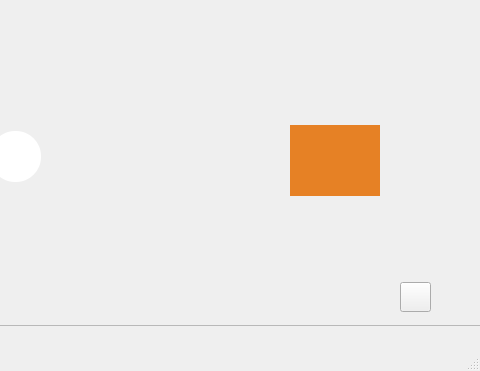
Old version of the form mainwindow.ui in the repository robertmorelli/color_alchemy; both pictures show x 470 to 950 and y 215 to 586 of the 950 by 586 pixel window.
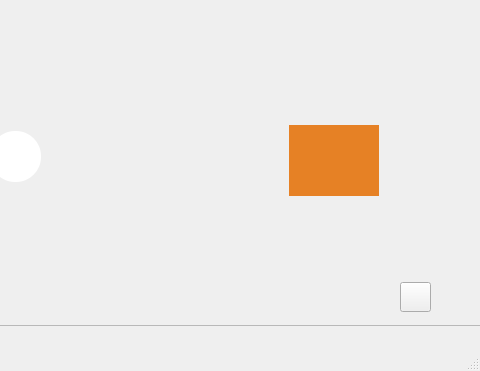
New version of the form. Icons and pictures are not drawn. Custom widgets are drawn as their Qt base class.

Commit message: centering goal

The edit to the form file:
```diff
--- a/mainwindow.ui
+++ b/mainwindow.ui
@@ -129,7 +129,7 @@
     <widget class="QLabel" name="goalColor">
      <property name="geometry">
       <rect>
-       <x>770</x>
+       <x>769</x>
        <y>340</y>
        <width>90</width>
        <height>71</height>
```
Left out of the diff: 2 changed lines with no effect on the pictures.
